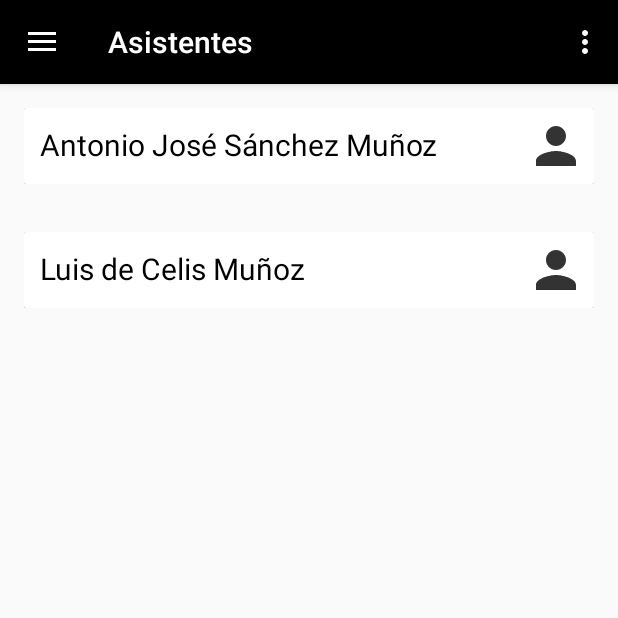
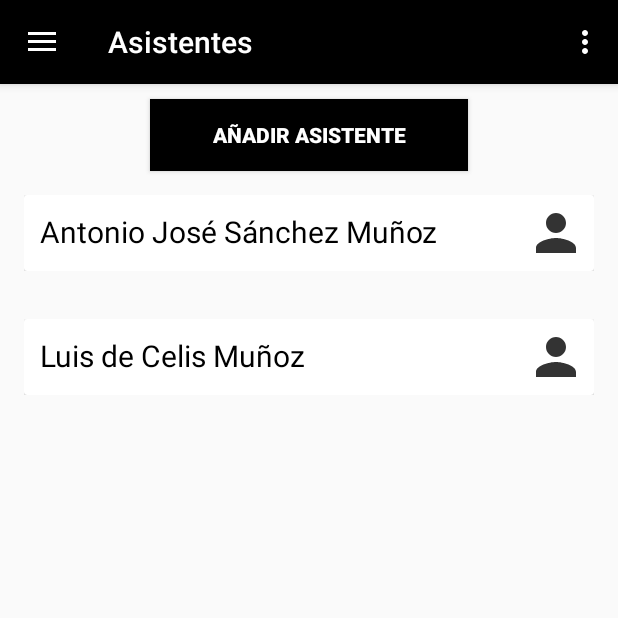
Before and after one commit to Nieterulz/AndroidAppOcelot, an Android app: the screen it shows after launch (MainActivity), on a phone screen of 412 x 824 dp, the top half of it. Run offline under Robolectric (Android 15) with nearby library versions, the phone set to English and light mode, and no system bars; our stand-ins replace navigation-ui.

Commit message:
boton añadir asistentes añadido

```diff
--- a/app/src/main/res/layout/fragment_asistentes.xml
+++ b/app/src/main/res/layout/fragment_asistentes.xml
@@ -5,6 +5,18 @@
     android:layout_width="match_parent"
     android:layout_height="match_parent"
     android:orientation="vertical">
+
+    <Button
+        android:id="@+id/button"
+        android:layout_width="match_parent"
+        android:layout_height="wrap_content"
+        android:background="@color/negro"
+        android:textColor="#FFFFFF"
+        android:textStyle="bold"
+        android:layout_marginHorizontal="100dp"
+        android:layout_marginTop="10dp"
+        android:text="@string/anadir_asistente" />
+
     <androidx.recyclerview.widget.RecyclerView
         android:id="@+id/recycler_view_asistentes"
         android:layout_width="match_parent"
--- a/app/src/main/res/values/strings.xml
+++ b/app/src/main/res/values/strings.xml
@@ -24,4 +24,5 @@
     <string name="menu_programa">Programa</string>
     <string name="menu_fechas">Fechas</string>
     <string name="menu_localizacion">Localización</string>
+    <string name="anadir_asistente">Añadir Asistente</string>
 </resources>
```
